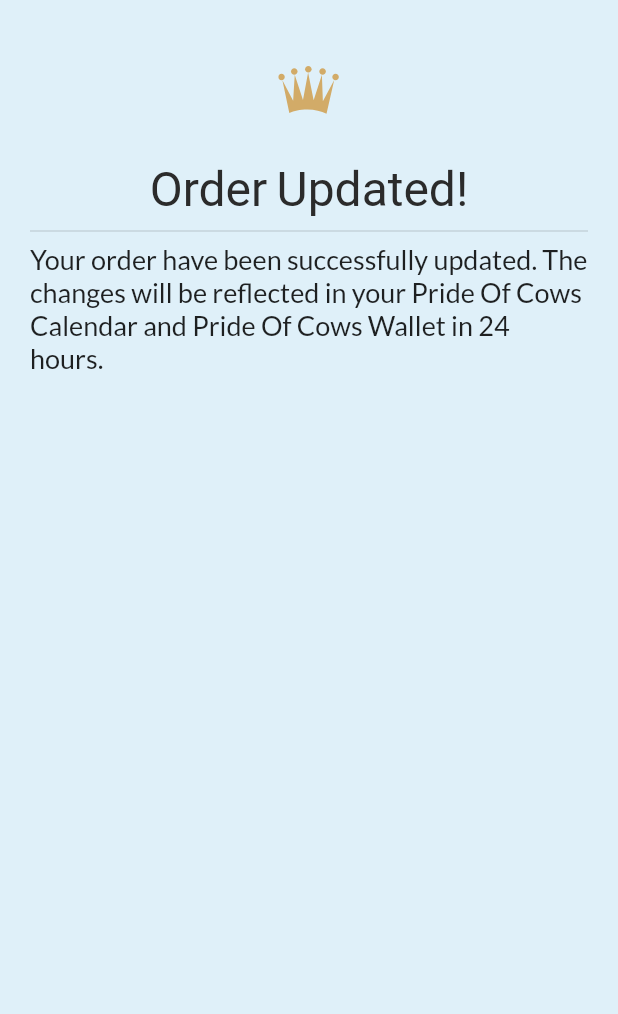
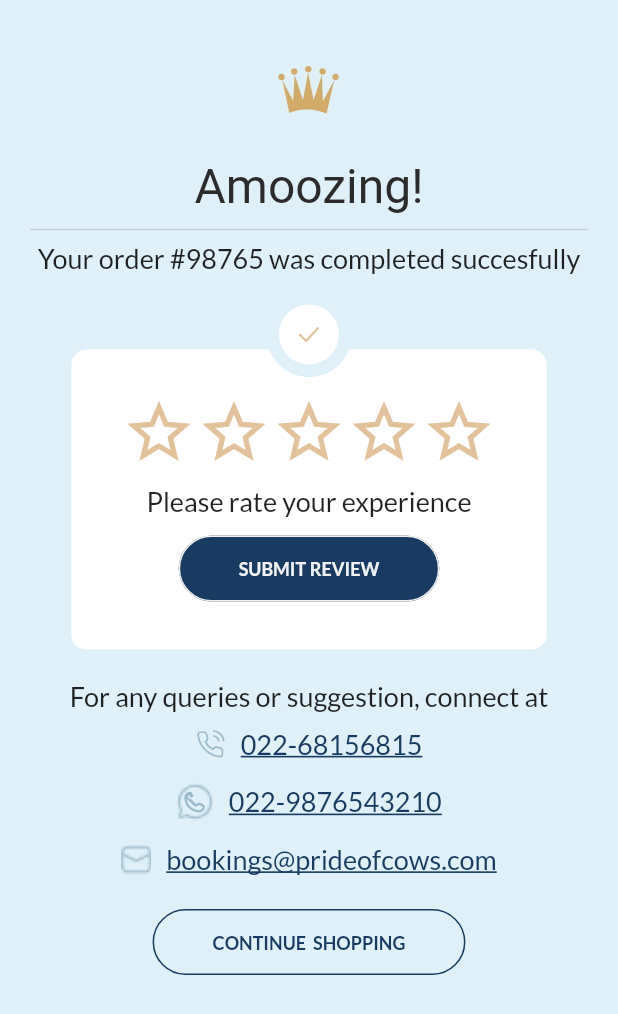
Before and after one commit to nirdeshk1998/pride-of-cows, a Flutter app: the RatingPage screen opened directly, on a phone screen of 412 x 824 dp. Shown: the top 1014 px of the screen. Run offline on Flutter 3.47's test engine with Material 2 defaults, Android fonts, the phone set to English and light mode, and no system bars; our stand-ins replace card_swiper, carousel_slider, country_code_picker, dots_indicator, flutter_riverpod, flutter_svg and 4 more; missing offline and left inert: widget_size.

Commit message:
rating_page

```diff
--- a/lib/screens/cart/offers.dart
+++ b/lib/screens/cart/offers.dart
@@ -48,7 +48,7 @@ class CartOffers extends ConsumerWidget {
                             height: 55,
                             child: TextFormField(
                               decoration: InputDecoration(
-                                suffix: Container(
+                                suffixIcon: Container(
                                   height: 55.5,
                                   width: 130,
                                   child: TextButton(
--- a/lib/screens/cart/rating_page.dart
+++ b/lib/screens/cart/rating_page.dart
@@ -18,7 +18,7 @@ class RatingPage extends ConsumerWidget {
         backgroundColor: Color(0xffdff0f9),
         body: SingleChildScrollView(
           child: Container(
-          padding: EdgeInsets.only(left: 20,right: 20),
+            padding: EdgeInsets.only(left: 20, right: 20),
             child: Column(
               children: [
                 SizedBox(
@@ -39,19 +39,158 @@ class RatingPage extends ConsumerWidget {
                   mainAxisAlignment: MainAxisAlignment.center,
                   children: [
                     Container(
-                    child: Text("Order Updated!",style: TextStyles.header,),
+                      child: Text(
+                        "Amoozing!",
+                        style: TextStyles.header,
+                      ),
                     ),
                   ],
                 ),
                 Divider(
                   thickness: 1,
                 ),
-              Text("Your order have been successfully updated. The changes will be reflected in your Pride Of Cows Calendar and Pride Of Cows Wallet in 24 hours.",style: TextStyle(fontSize: 18),),
+                Text(
+                  "Your order #98765 was completed succesfully",
+                  style: TextStyle(fontSize: 18),
+                ),
+                SizedBox(
+                  height: 50,
+                ),
+                Container(
+                  child: Stack(
+                    clipBehavior: Clip.none,
+                    alignment: Alignment.topCenter,
+                    children: [
+                      Container(
+                        child: Center(
+                          child:Column(
+                            children: [
+                              SizedBox(
+                                height: 30,
+                              ),
+                              Row(
+                                mainAxisAlignment: MainAxisAlignment.center,
+                                children: [
+                                  Icon(Icons.star_border,color: Color(0xffE2C29B),size: 50,),
+                                  Icon(Icons.star_border,color: Color(0xffE2C29B),size: 50),
+                                  Icon(Icons.star_border,color: Color(0xffE2C29B),size: 50),
+                                  Icon(Icons.star_border,color: Color(0xffE2C29B),size: 50),
+                                  Icon(Icons.star_border,color: Color(0xffE2C29B),size: 50),
+                                ],
+                              ),
+                              SizedBox(
+                                height: 10,
+                              ),
+                              Text("Please rate your experience",style: TextStyle(fontSize: 18),),
+                              SizedBox(
+                                height: 10,
+                              ),
+                              PrimaryButton(title: "Submit Review",colorFill: true,onPressed: (){},)
+                            ],
+                          ),
+                        ),
+                        decoration: BoxDecoration(
+                            color: Colors.white,
+                            borderRadius: BorderRadius.circular(10)),
+                        height: 200,
+                        width: MediaQuery.of(context).size.width / 1.3,
+                      ),
+
+                      Positioned(
+                        child: CircleAvatar(
+                          backgroundColor: Color(0xffdff0f9),
+                          maxRadius: 10,
+                        ),
+                        left: 130,
+                        right: 130,
+                        top: -220,
+                        bottom: 0,
+                      ),
+                      Positioned(
+                          top: -30,
+                          child: CircleAvatar(
+                              backgroundColor: Colors.white,
+                              child:
+                              SvgPicture.asset("assets/icons/Vector.svg"))),
 
                     ],
                   ),
                 ),
+                SizedBox(
+                  height: 20,
                 ),
-    );
+                Text("For any queries or suggestion, connect at",style: TextStyle(fontSize: 18),),
+             SizedBox(
+               height: 10,
+             ),
+              Row(
+                mainAxisAlignment: MainAxisAlignment.center,
+                children: [
+                  SvgPicture.asset("assets/icons/phone.svg",height: 20,width: 20,),
+                  SizedBox(
+                    width: 10,
+                  ),
+                  InkWell(
+                    onTap: (){},
+                    child: Text("022-68156815",style: TextStyle(color:Color(0xff193B61),fontSize: 18,decoration: TextDecoration.underline),),
+                  ),
+                ],
+              ),
+                SizedBox(
+                  height: 15,
+                ),
+                Container(
+                  child:   Row(
+                    mainAxisAlignment: MainAxisAlignment.center,
+                    children: [
+                      Stack(
+                        children: [
+                          Container(
+                              width: 25,
+                              height: 25 ,
+                              child: Image(image: AssetImage("assets/images/whatsapproundedborder.png"),fit: BoxFit.fill,)
+                          ),
+                          Positioned(right: 5,top: 5,child:  SvgPicture.asset("assets/icons/whatsappicon.svg",width: 15,height: 15,),)
+                        ],
+                      ),
+                      SizedBox(
+                        width: 10,
+                      ),
+                      InkWell(
+                        onTap: (){},
+                        child: Text("022-9876543210",style: TextStyle(color:Color(0xff193B61),fontSize: 18,decoration: TextDecoration.underline),),
+                      ),
+                    ],
+                  ),
+                ),
+                SizedBox(
+                  height: 15,
+                ),
+                Row(
+                  mainAxisAlignment: MainAxisAlignment.center,
+                  children: [
+                    Container(
+                      width: 20,
+                      height: 20,
+                      child:   Image(image: AssetImage("assets/images/mail.png"),fit: BoxFit.fill,),
+                    ),
+
+                    SizedBox(
+                      width: 10,
+                    ),
+                    InkWell(
+                      onTap: (){},
+                      child: Text("bookings@prideofcows.com",style: TextStyle(color:Color(0xff193B61),fontSize: 18,decoration: TextDecoration.underline),),
+                    ),
+                  ],
+                ),
+                SizedBox(
+              height: 20,
+                ),
+                PrimaryButton(title: "CONTINUE  SHOPPING",onPressed: (){},colorFill: false),
+              ],
+            ),
+          ),
+        ));
   }
 }
```
Also changed, not shown: assets/icons/Vector.svg (added), assets/icons/phone.svg (added), assets/icons/whatsappicon.svg (added), assets/icons/whatsappiconborder.svg (added), assets/images/circle.png (added), assets/images/mail.png (added), assets/images/whatsapproundedborder.png (added). Lines whose indentation alone changed are shown as unchanged.
